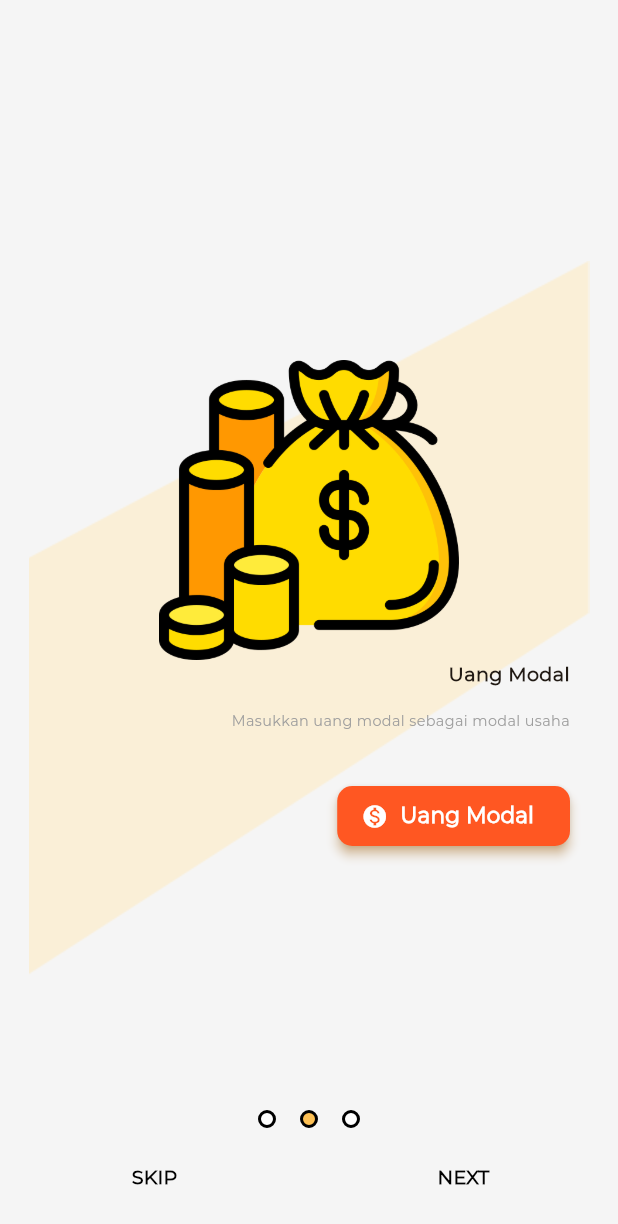
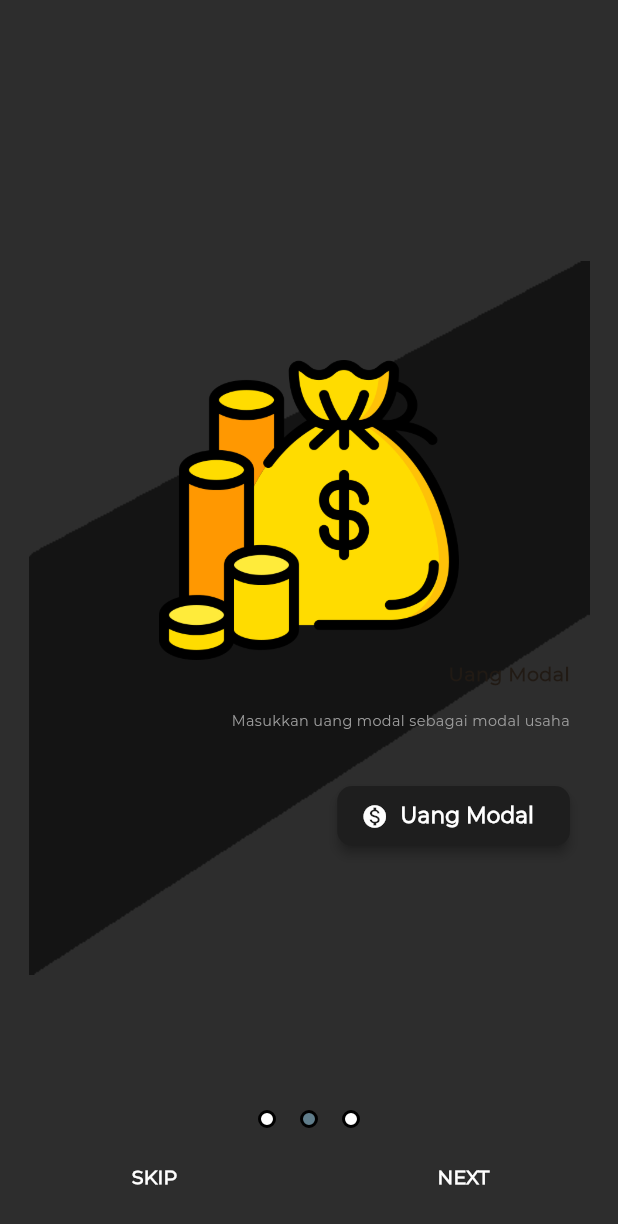
Before and after one commit to Prakusyaa/Aplikasi-Kasir, a Flutter app: the HelpPage widget shown alone on an empty page, opened directly, swiped to page 2, on a phone screen of 412 x 824 dp. Shown: the top 1224 px of the screen. Run offline on Flutter 3.47's test engine with Material 3 defaults, Android fonts, the phone set to English and light mode, and no system bars; our stand-ins replace dio, flutter_svg, loading_animation_widget, permission_handler, shared_preferences; missing offline and left inert: esc_pos_utils, print_bluetooth_thermal; accounts and stored records are empty; network calls fail.

Commit message:
profile page (PRAKUSYA)

```diff
--- a/lib/screens/profile/help_page.dart
+++ b/lib/screens/profile/help_page.dart
@@ -45,9 +45,9 @@ class _HelpPageState extends State<HelpPage> {
         ),
       ),
       style: ElevatedButton.styleFrom(
-        backgroundColor: Colors.deepOrange,
-        foregroundColor: Colors.white,
-        shadowColor: Colors.orangeAccent,
+        foregroundColor: const Color.fromRGBO(163, 163, 163, 1.0),
+        backgroundColor: const Color.fromRGBO(30, 30, 30, 1.0),
+        shadowColor: const Color.fromRGBO(20, 20, 20, 1.0),
         elevation: 3,
         shape: RoundedRectangleBorder(
             borderRadius: BorderRadius.circular(10)),
@@ -78,9 +78,9 @@ class _HelpPageState extends State<HelpPage> {
         ),
       ),
       style: ElevatedButton.styleFrom(
-        backgroundColor: Colors.deepOrange,
-        foregroundColor: Colors.white,
-        shadowColor: Colors.orangeAccent,
+        foregroundColor: const Color.fromRGBO(163, 163, 163, 1.0),
+        backgroundColor: const Color.fromRGBO(30, 30, 30, 1.0),
+        shadowColor: const Color.fromRGBO(20, 20, 20, 1.0),
         elevation: 3,
         shape: RoundedRectangleBorder(
             borderRadius: BorderRadius.circular(10)),
@@ -111,9 +111,9 @@ class _HelpPageState extends State<HelpPage> {
         ),
       ),
       style: ElevatedButton.styleFrom(
-        backgroundColor: Colors.deepOrange,
-        foregroundColor: Colors.white,
-        shadowColor: Colors.orangeAccent,
+        foregroundColor: const Color.fromRGBO(163, 163, 163, 1.0),
+        backgroundColor: const Color.fromRGBO(30, 30, 30, 1.0),
+        shadowColor: const Color.fromRGBO(20, 20, 20, 1.0),
         elevation: 3,
         shape: RoundedRectangleBorder(
             borderRadius: BorderRadius.circular(10)),
@@ -139,9 +139,9 @@ class _HelpPageState extends State<HelpPage> {
         ),
       ),
       style: ElevatedButton.styleFrom(
-        backgroundColor: Colors.deepOrange,
-        foregroundColor: Colors.white,
-        shadowColor: Colors.orangeAccent,
+        foregroundColor: const Color.fromRGBO(163, 163, 163, 1.0),
+        backgroundColor: const Color.fromRGBO(30, 30, 30, 1.0),
+        shadowColor: const Color.fromRGBO(20, 20, 20, 1.0),
         elevation: 3,
         shape: RoundedRectangleBorder(
             borderRadius: BorderRadius.circular(10)),
@@ -153,7 +153,7 @@ class _HelpPageState extends State<HelpPage> {
         return orientation == Orientation.landscape ? Material(
           child: Container(
             decoration: BoxDecoration(
-                color: Colors.grey[100],
+                color: Color.fromRGBO(45, 45, 45, 1.0),
                 image: const DecorationImage(image: AssetImage('assets/background.png')
                 )
             ),
@@ -186,6 +186,7 @@ class _HelpPageState extends State<HelpPage> {
                             'Setting Printer',
                             textAlign: TextAlign.left,
                             style: TextStyle(
+                              color: Colors.white,
                                 fontSize: 20,
                                 fontWeight: FontWeight.bold
                             ),
@@ -200,7 +201,7 @@ class _HelpPageState extends State<HelpPage> {
                             'Anda dapat mengatur printer manual dengan memasukkan nama printer kedalam aplikasi Mozaic agar dapat tampil sewaktu dipindai.',
                             textAlign: TextAlign.left,
                             style: TextStyle(
-                              color: Colors.grey.shade600,
+                              color: Colors.white,
                               fontSize: 18,
                             ),
                           ),
@@ -233,6 +234,7 @@ class _HelpPageState extends State<HelpPage> {
                             'Uang Modal ',
                             textAlign: TextAlign.left,
                             style: TextStyle(
+                              color: Colors.white,
                                 fontWeight: FontWeight.bold,
                                 fontSize: 20
                             ),
@@ -247,7 +249,7 @@ class _HelpPageState extends State<HelpPage> {
                             'Masukkan uang modal sebagai modal usaha',
                             textAlign: TextAlign.left,
                             style: TextStyle(
-                                color: Colors.grey.shade600,
+                                color: Colors.white,
                                 fontSize: 18
                             ),
                           ),
@@ -280,6 +282,7 @@ class _HelpPageState extends State<HelpPage> {
                             'Menu Baru',
                             textAlign: TextAlign.left,
                             style: TextStyle(
+                              color: Colors.white,
                                 fontWeight: FontWeight.bold,
                                 fontSize: 20
                             ),
@@ -294,7 +297,7 @@ class _HelpPageState extends State<HelpPage> {
                             'Anda dapat mengatur Kategori, Item, Barang sesuai kebutuhan anda didalam aplikasi Mozaic Point of Sale.',
                             textAlign: TextAlign.left,
                             style: TextStyle(
-                                color: Colors.grey.shade600,
+                                color: Colors.white,
                                 fontSize: 18
                             ),
                           ),
@@ -326,7 +329,7 @@ class _HelpPageState extends State<HelpPage> {
                               decoration: BoxDecoration(
                                   shape: BoxShape.circle,
                                   border: Border.all(color: Colors.black, width: 2),
-                                  color: pageIndex == 0 ? yellow : Colors.white),
+                                  color: pageIndex == 0 ? Colors.blueGrey : Colors.white),
                             ),
                             Container(
                               margin: const EdgeInsets.all(8),
@@ -335,7 +338,7 @@ class _HelpPageState extends State<HelpPage> {
                               decoration: BoxDecoration(
                                   shape: BoxShape.circle,
                                   border: Border.all(color: Colors.black, width: 2),
-                                  color: pageIndex == 1 ? yellow : Colors.white),
+                                  color: pageIndex == 1 ? Colors.blueGrey : Colors.white),
                             ),
                             Container(
                               margin: const EdgeInsets.all(8),
@@ -344,7 +347,7 @@ class _HelpPageState extends State<HelpPage> {
                               decoration: BoxDecoration(
                                   shape: BoxShape.circle,
                                   border: Border.all(color: Colors.black, width: 2),
-                                  color: pageIndex == 2 ? yellow : Colors.white),
+                                  color: pageIndex == 2 ? Colors.blueGrey : Colors.white),
                             )
                           ],
                         ),
@@ -357,7 +360,7 @@ class _HelpPageState extends State<HelpPage> {
                                 child: const Text(
                                   'SKIP',
                                   style: TextStyle(
-                                      color: Colors.black,
+                                      color: Colors.white,
                                       fontWeight: FontWeight.bold,
                                       fontSize: 16
                                   ),
@@ -370,7 +373,7 @@ class _HelpPageState extends State<HelpPage> {
                               child: const Text(
                                 'NEXT',
                                 style: TextStyle(
-                                    color: Colors.black,
+                                    color: Colors.white,
                                     fontWeight: FontWeight.bold,
                                     fontSize: 16
                                 ),
@@ -406,7 +409,7 @@ class _HelpPageState extends State<HelpPage> {
           child: Container(
             //      width: MediaQuery.of(context).size.width,
             decoration: BoxDecoration(
-                color: Colors.grey[100],
+                color: Color.fromRGBO(45, 45, 45, 1.0),
                 image: const DecorationImage(image: AssetImage('assets/background.png')
                 )
             ),
@@ -437,6 +440,7 @@ class _HelpPageState extends State<HelpPage> {
                             'Setting Printer',
                             textAlign: TextAlign.right,
                             style: TextStyle(
+                              color: Colors.white,
                                 fontWeight: FontWeight.bold, fontSize: 16),
                           ),
                         ),
@@ -446,7 +450,7 @@ class _HelpPageState extends State<HelpPage> {
                           child: Text(
                             'Anda dapat mengatur printer manual dengan memasukkan nama printer kedalam aplikasi Mozaic agar dapat tampil sewaktu dipindai.',
                             textAlign: TextAlign.right,
-                            style: TextStyle(color: Colors.grey, fontSize: 12),
+                            style: TextStyle(color: Colors.white, fontSize: 12),
                           ),
                         ),
                         Row(
@@ -511,6 +515,7 @@ class _HelpPageState extends State<HelpPage> {
                             'Menu Baru',
                             textAlign: TextAlign.right,
                             style: TextStyle(
+                              color: Colors.white,
                                 fontWeight: FontWeight.bold, fontSize: 16),
                           ),
                         ),
@@ -520,7 +525,7 @@ class _HelpPageState extends State<HelpPage> {
                           child: Text(
                             'Anda dapat mengatur Kategori, Item, Barang sesuai kebutuhan anda didalam aplikasi Mozaic Point of Sale ini.',
                             textAlign: TextAlign.right,
-                            style: TextStyle(color: Colors.grey, fontSize: 12),
+                            style: TextStyle(color: Colors.white, fontSize: 12),
                           ),
                         ),
                         Padding(
@@ -548,7 +553,7 @@ class _HelpPageState extends State<HelpPage> {
                               decoration: BoxDecoration(
                                   shape: BoxShape.circle,
                                   border: Border.all(color: Colors.black, width: 2),
-                                  color: pageIndex == 0 ? yellow : Colors.white),
+                                  color: pageIndex == 0 ? Colors.blueGrey : Colors.white),
                             ),
                             Container(
                               margin: const EdgeInsets.all(8),
@@ -557,7 +562,7 @@ class _HelpPageState extends State<HelpPage> {
                               decoration: BoxDecoration(
                                   shape: BoxShape.circle,
                                   border: Border.all(color: Colors.black, width: 2),
-                                  color: pageIndex == 1 ? yellow : Colors.white),
+                                  color: pageIndex == 1 ? Colors.blueGrey : Colors.white),
                             ),
                             Container(
                               margin: const EdgeInsets.all(8),
@@ -566,7 +571,7 @@ class _HelpPageState extends State<HelpPage> {
                               decoration: BoxDecoration(
                                   shape: BoxShape.circle,
                                   border: Border.all(color: Colors.black, width: 2),
-                                  color: pageIndex == 2 ? yellow : Colors.white),
+                                  color: pageIndex == 2 ? Colors.blueGrey : Colors.white),
                             )
                           ],
                         ),
@@ -579,7 +584,7 @@ class _HelpPageState extends State<HelpPage> {
                                 child: const Text(
                                   'SKIP',
                                   style: TextStyle(
-                                      color: Colors.black,
+                                      color: Colors.white,
                                       fontWeight: FontWeight.bold,
                                       fontSize: 16
                                   ),
@@ -592,7 +597,7 @@ class _HelpPageState extends State<HelpPage> {
                               child: const Text(
                                 'NEXT',
                                 style: TextStyle(
-                                    color: Colors.black,
+                                    color: Colors.white,
                                     fontWeight: FontWeight.bold,
                                     fontSize: 16
                                 ),
```
Also changed, not shown: lib/screens/printer/printer_address_page.dart (+10 -7 lines), lib/screens/printer/printer_kitchen_address_page.dart (+10 -7 lines), lib/screens/profile/change_password_page.dart (+66 -22 lines), lib/screens/profile/menu.dart (added, +180 -0 lines), lib/screens/profile/profile_page1.dart (+49 -21 lines), assets/background.png, assets/icons/printer.png, assets/mozaic/logo-baru-set-05.png, 1 other file.
